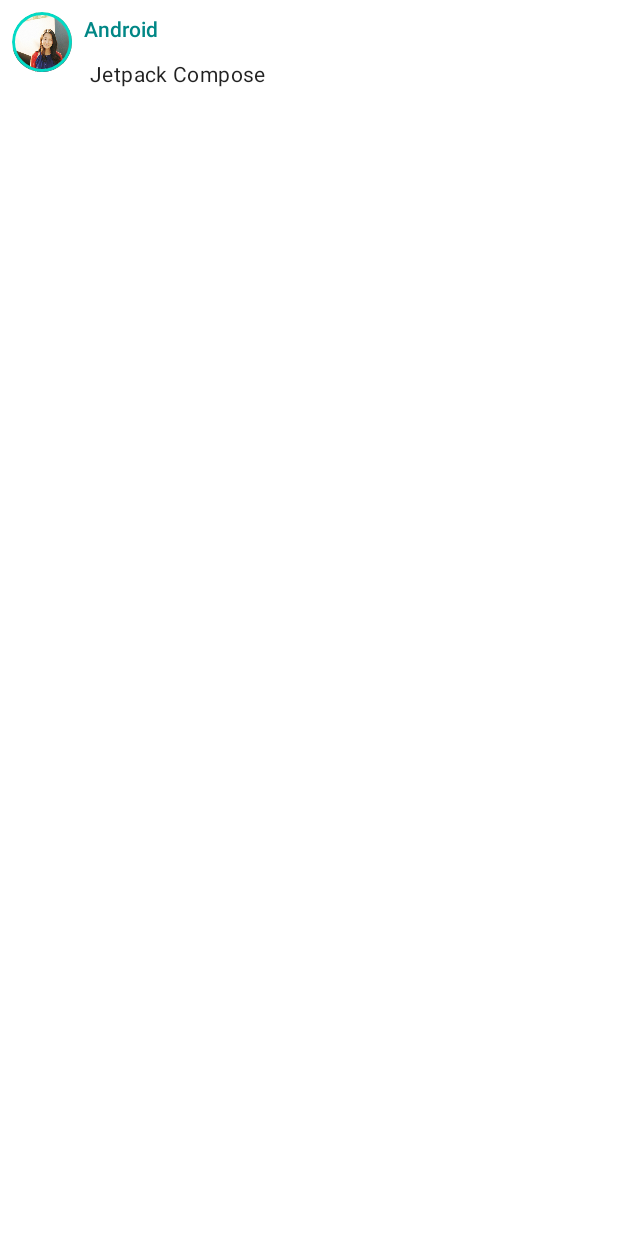
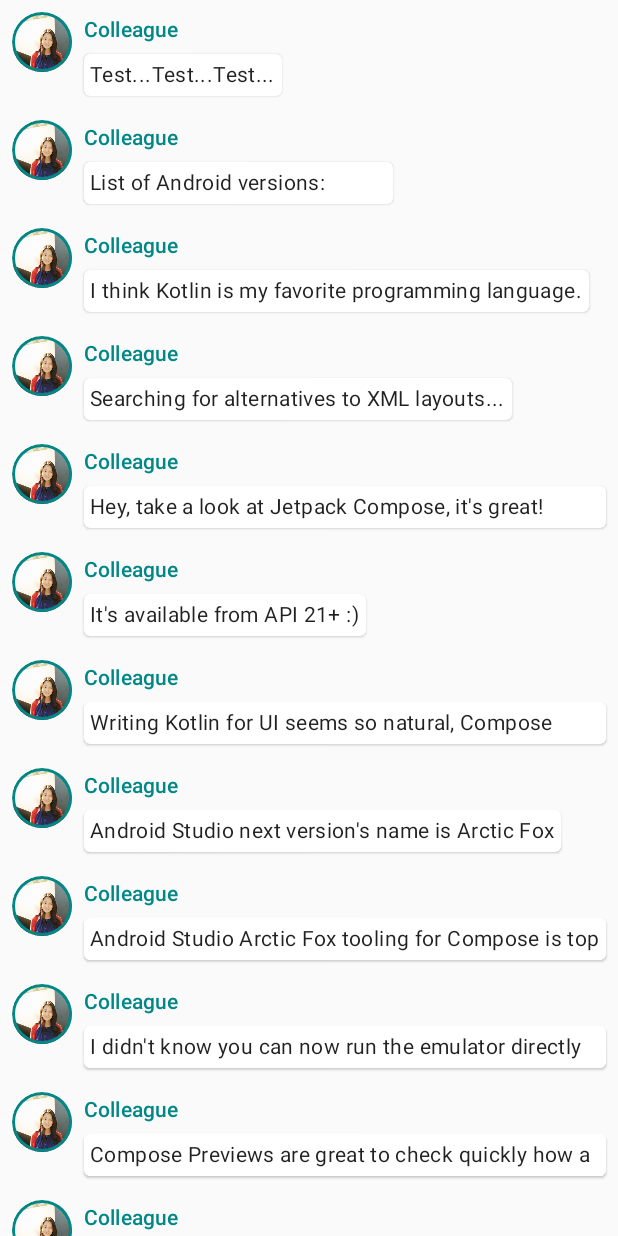
Before and after one commit to eric101789/ComposeTutorial, an Android app built with Jetpack Compose: the screen it shows after launch (MainActivity), on a phone screen of 412 x 824 dp. Run offline under Robolectric (Android 15) with nearby library versions, the phone set to English and light mode, and no system bars.

Commit message:
清單和動畫 建立訊息清單、展開訊息時顯示動畫效果

```diff
--- a/app/src/main/java/com/example/composetutorial/MainActivity.kt
+++ b/app/src/main/java/com/example/composetutorial/MainActivity.kt
@@ -1,33 +1,35 @@
 package com.example.composetutorial
 
+import android.content.res.Configuration
 import android.media.Image
 import android.os.Bundle
 import androidx.activity.ComponentActivity
 import androidx.activity.compose.setContent
 import androidx.compose.foundation.Image
 import androidx.compose.foundation.border
+import androidx.compose.foundation.clickable
 import androidx.compose.foundation.layout.*
+import androidx.compose.foundation.lazy.LazyColumn
+import androidx.compose.foundation.lazy.items
 import androidx.compose.foundation.shape.CircleShape
 import androidx.compose.material.MaterialTheme
 import androidx.compose.material.Surface
 import androidx.compose.material.Text
-import androidx.compose.runtime.Composable
+import androidx.compose.runtime.*
 import androidx.compose.ui.Modifier
 import androidx.compose.ui.draw.clip
 import androidx.compose.ui.tooling.preview.Preview
 import com.example.composetutorial.ui.theme.ComposeTutorialTheme
 import androidx.compose.ui.res.painterResource
 import androidx.compose.ui.unit.dp
+import com.example.compose.tutorial.SampleData
 
 class MainActivity : ComponentActivity() {
     override fun onCreate(savedInstanceState: Bundle?) {
         super.onCreate(savedInstanceState)
         setContent {
-//            MessageCard(Message("Android", "Jetpack Compose"))
             ComposeTutorialTheme {
-                Surface(modifier = Modifier.fillMaxSize()) {
-                    MessageCard(Message("Android", "Jetpack Compose"))
-                }
+                Conversation(SampleData.conversationSample)
             }
         }
     }
@@ -44,11 +46,16 @@ fun MessageCard(msg: Message) {
             modifier = Modifier
                 .size(40.dp)
                 .clip(CircleShape)
-                .border(1.5.dp, MaterialTheme.colors.secondary, CircleShape)
+                .border(1.5.dp, MaterialTheme.colors.secondaryVariant, CircleShape)
         )
         Spacer(modifier = Modifier.width(8.dp))
 
-        Column {
+        // We keep track if the message is expanded or not in this
+        // variable
+        var isExpanded by remember { mutableStateOf(false) }
+
+        // We toggle the isExpanded variable when we click on this Column
+        Column(modifier = Modifier.clickable { isExpanded = !isExpanded }) {
             Text(
                 text = msg.author,
                 color = MaterialTheme.colors.secondaryVariant,
@@ -57,14 +64,29 @@ fun MessageCard(msg: Message) {
 
             Spacer(modifier = Modifier.height(4.dp))
 
-            Text(
-                text = msg.body,
-                modifier = Modifier.padding(all = 4.dp),
-                style = MaterialTheme.typography.body2
-            )
+            Surface(
+                shape = MaterialTheme.shapes.medium,
+                elevation = 1.dp,
+            ) {
+                Text(
+                    text = msg.body,
+                    modifier = Modifier.padding(all = 4.dp),
+                    // If the message is expanded, we display all its content
+                    // otherwise we only display the first line
+                    maxLines = if (isExpanded) Int.MAX_VALUE else 1,
+                    style = MaterialTheme.typography.body2
+                )
+            }
         }
     }
 }
+
+@Preview(name = "Light Mode")
+@Preview(
+    uiMode = Configuration.UI_MODE_NIGHT_YES,
+    showBackground = true,
+    name = "Dark Mode"
+)
 
 @Preview
 @Composable
@@ -80,3 +102,20 @@ fun PreviewMessageCard() {
         }
     }
 }
+
+@Composable
+fun Conversation(messages: List<Message>) {
+    LazyColumn {
+        items(messages) { message ->
+            MessageCard(message)
+        }
+    }
+}
+
+@Preview
+@Composable
+fun PreviewConversation() {
+    ComposeTutorialTheme {
+        Conversation(SampleData.conversationSample)
+    }
+}
--- /dev/null
+++ b/app/src/main/java/com/example/composetutorial/SampleData.kt
@@ -0,0 +1,74 @@
+package com.example.compose.tutorial
+
+import com.example.composetutorial.Message
+
+object SampleData {
+    // Sample conversation data
+    val conversationSample = listOf(
+        Message(
+            "Colleague",
+            "Test...Test...Test..."
+        ),
+        Message(
+            "Colleague",
+            "List of Android versions:\n" +
+                    "Android KitKat (API 19)\n" +
+                    "Android Lollipop (API 21)\n" +
+                    "Android Marshmallow (API 23)\n" +
+                    "Android Nougat (API 24)\n" +
+                    "Android Oreo (API 26)\n" +
+                    "Android Pie (API 28)\n" +
+                    "Android 10 (API 29)\n" +
+                    "Android 11 (API 30)\n" +
+                    "Android 12 (API 31)\n"
+        ),
+        Message(
+            "Colleague",
+            "I think Kotlin is my favorite programming language.\n" +
+                    "It's so much fun!"
+        ),
+        Message(
+            "Colleague",
+            "Searching for alternatives to XML layouts..."
+        ),
+        Message(
+            "Colleague",
+            "Hey, take a look at Jetpack Compose, it's great!\n" +
+                    "It's the Android's modern toolkit for building native UI." +
+                    "It simplifies and accelerates UI development on Android." +
+                    "Less code, powerful tools, and intuitive Kotlin APIs :)"
+        ),
+        Message(
+            "Colleague",
+            "It's available from API 21+ :)"
+        ),
+        Message(
+            "Colleague",
+            "Writing Kotlin for UI seems so natural, Compose where have you been all my life?"
+        ),
+        Message(
+            "Colleague",
+            "Android Studio next version's name is Arctic Fox"
+        ),
+        Message(
+            "Colleague",
+            "Android Studio Arctic Fox tooling for Compose is top notch ^_^"
+        ),
+        Message(
+            "Colleague",
+            "I didn't know you can now run the emulator directly from Android Studio"
+        ),
+        Message(
+            "Colleague",
+            "Compose Previews are great to check quickly how a composable layout looks like"
+        ),
+        Message(
+            "Colleague",
+            "Previews are also interactive after enabling the experimental setting"
+        ),
+        Message(
+            "Colleague",
+            "Have you tried writing build.gradle with KTS?"
+        ),
+    )
+}
```
